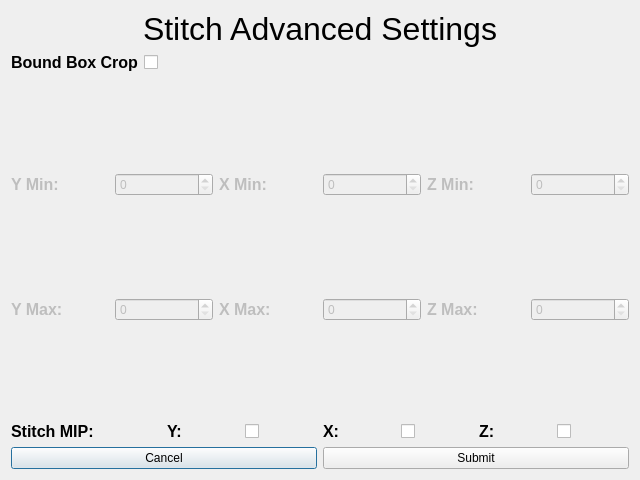
Old version of the form src/stitchadvanced.ui in the repository abcucberkeley/PetaKit5D-GUI.
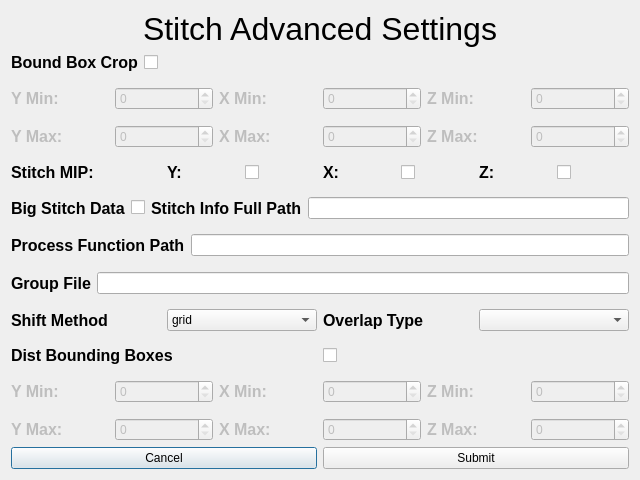
New version of the form.

Commit message: Moved some LSP Settings to Stitch Advanced Settings

Patch:
```diff
--- a/src/stitchadvanced.ui
+++ b/src/stitchadvanced.ui
@@ -39,7 +39,7 @@
     </layout>
    </item>
    <item row="1" column="0">
-    <layout class="QVBoxLayout" name="verticalLayout_2" stretch="1,1,1,1,1,1,1">
+    <layout class="QVBoxLayout" name="verticalLayout_2" stretch="1,1,1,1,1,1,1,1,1,1,1,1,1,1,1,1,1,1,1,1,1">
      <item>
       <layout class="QHBoxLayout" name="horizontalLayout_113" stretch="1">
        <item>
@@ -516,6 +516,486 @@
        </item>
       </layout>
      </item>
+     <item>
+      <spacer name="verticalSpacer">
+       <property name="orientation">
+        <enum>Qt::Vertical</enum>
+       </property>
+       <property name="sizeHint" stdset="0">
+        <size>
+         <width>20</width>
+         <height>40</height>
+        </size>
+       </property>
+      </spacer>
+     </item>
+     <item>
+      <layout class="QHBoxLayout" name="horizontalLayout_5" stretch="1,4">
+       <item>
+        <layout class="QHBoxLayout" name="horizontalLayout_6">
+         <item>
+          <widget class="QLabel" name="bigStitchDataLabel">
+           <property name="font">
+            <font>
+             <pointsize>12</pointsize>
+             <bold>true</bold>
+            </font>
+           </property>
+           <property name="text">
+            <string>Big Stitch Data</string>
+           </property>
+          </widget>
+         </item>
+         <item>
+          <widget class="QCheckBox" name="bigStitchDataCheckBox">
+           <property name="text">
+            <string/>
+           </property>
+          </widget>
+         </item>
+        </layout>
+       </item>
+       <item>
+        <layout class="QHBoxLayout" name="horizontalLayout_7">
+         <item>
+          <widget class="QLabel" name="stitchInfoFullpathLabel">
+           <property name="font">
+            <font>
+             <pointsize>12</pointsize>
+             <bold>true</bold>
+            </font>
+           </property>
+           <property name="text">
+            <string>Stitch Info Full Path</string>
+           </property>
+          </widget>
+         </item>
+         <item>
+          <widget class="QLineEdit" name="stitchInfoFullpathLineEdit"/>
+         </item>
+        </layout>
+       </item>
+      </layout>
+     </item>
+     <item>
+      <spacer name="verticalSpacer_4">
+       <property name="orientation">
+        <enum>Qt::Vertical</enum>
+       </property>
+       <property name="sizeHint" stdset="0">
+        <size>
+         <width>20</width>
+         <height>40</height>
+        </size>
+       </property>
+      </spacer>
+     </item>
+     <item>
+      <layout class="QHBoxLayout" name="horizontalLayout_8">
+       <item>
+        <layout class="QHBoxLayout" name="horizontalLayout_9">
+         <item>
+          <widget class="QLabel" name="processFunPathLabel">
+           <property name="font">
+            <font>
+             <pointsize>12</pointsize>
+             <bold>true</bold>
+            </font>
+           </property>
+           <property name="text">
+            <string>Process Function Path</string>
+           </property>
+          </widget>
+         </item>
+         <item>
+          <widget class="QLineEdit" name="processFunPathLineEdit"/>
+         </item>
+        </layout>
+       </item>
+      </layout>
+     </item>
+     <item>
+      <spacer name="verticalSpacer_5">
+       <property name="orientation">
+        <enum>Qt::Vertical</enum>
+       </property>
+       <property name="sizeHint" stdset="0">
+        <size>
+         <width>20</width>
+         <height>40</height>
+        </size>
+       </property>
+      </spacer>
+     </item>
+     <item>
+      <layout class="QHBoxLayout" name="horizontalLayout_15">
+       <item>
+        <layout class="QHBoxLayout" name="horizontalLayout_16">
+         <item>
+          <widget class="QLabel" name="groupFileLabel">
+           <property name="font">
+            <font>
+             <pointsize>12</pointsize>
+             <bold>true</bold>
+            </font>
+           </property>
+           <property name="text">
+            <string>Group File</string>
+           </property>
+          </widget>
+         </item>
+         <item>
+          <widget class="QLineEdit" name="groupFileLineEdit"/>
+         </item>
+        </layout>
+       </item>
+      </layout>
+     </item>
+     <item>
+      <spacer name="verticalSpacer_6">
+       <property name="orientation">
+        <enum>Qt::Vertical</enum>
+       </property>
+       <property name="sizeHint" stdset="0">
+        <size>
+         <width>20</width>
+         <height>40</height>
+        </size>
+       </property>
+      </spacer>
+     </item>
+     <item>
+      <layout class="QHBoxLayout" name="horizontalLayout_17">
+       <item>
+        <layout class="QHBoxLayout" name="horizontalLayout_18">
+         <item>
+          <widget class="QLabel" name="shiftMethodLabel">
+           <property name="font">
+            <font>
+             <pointsize>12</pointsize>
+             <bold>true</bold>
+            </font>
+           </property>
+           <property name="text">
+            <string>Shift Method</string>
+           </property>
+          </widget>
+         </item>
+         <item>
+          <widget class="QComboBox" name="shiftMethodComboBox">
+           <item>
+            <property name="text">
+             <string>grid</string>
+            </property>
+           </item>
+           <item>
+            <property name="text">
+             <string>local</string>
+            </property>
+           </item>
+           <item>
+            <property name="text">
+             <string>global</string>
+            </property>
+           </item>
+           <item>
+            <property name="text">
+             <string>group</string>
+            </property>
+           </item>
+           <item>
+            <property name="text">
+             <string>test</string>
+            </property>
+           </item>
+          </widget>
+         </item>
+        </layout>
+       </item>
+       <item>
+        <layout class="QHBoxLayout" name="horizontalLayout_19">
+         <item>
+          <widget class="QLabel" name="overlapTypeLabel">
+           <property name="font">
+            <font>
+             <pointsize>12</pointsize>
+             <bold>true</bold>
+            </font>
+           </property>
+           <property name="text">
+            <string>Overlap Type</string>
+           </property>
+          </widget>
+         </item>
+         <item>
+          <widget class="QComboBox" name="overlapTypeComboBox">
+           <item>
+            <property name="text">
+             <string/>
+            </property>
+           </item>
+           <item>
+            <property name="text">
+             <string>none</string>
+            </property>
+           </item>
+           <item>
+            <property name="text">
+             <string>half</string>
+            </property>
+           </item>
+           <item>
+            <property name="text">
+             <string>full</string>
+            </property>
+           </item>
+          </widget>
+         </item>
+        </layout>
+       </item>
+      </layout>
+     </item>
+     <item>
+      <spacer name="verticalSpacer_7">
+       <property name="orientation">
+        <enum>Qt::Vertical</enum>
+       </property>
+       <property name="sizeHint" stdset="0">
+        <size>
+         <width>20</width>
+         <height>40</height>
+        </size>
+       </property>
+      </spacer>
+     </item>
+     <item>
+      <layout class="QHBoxLayout" name="horizontalLayout_20">
+       <item>
+        <layout class="QHBoxLayout" name="horizontalLayout_21">
+         <item>
+          <widget class="QLabel" name="distBboxesLabel">
+           <property name="font">
+            <font>
+             <pointsize>12</pointsize>
+             <bold>true</bold>
+            </font>
+           </property>
+           <property name="text">
+            <string>Dist Bounding Boxes</string>
+           </property>
+          </widget>
+         </item>
+         <item>
+          <widget class="QCheckBox" name="distBboxesCheckBox">
+           <property name="text">
+            <string/>
+           </property>
+          </widget>
+         </item>
+        </layout>
+       </item>
+      </layout>
+     </item>
+     <item>
+      <spacer name="verticalSpacer_8">
+       <property name="orientation">
+        <enum>Qt::Vertical</enum>
+       </property>
+       <property name="sizeHint" stdset="0">
+        <size>
+         <width>20</width>
+         <height>40</height>
+        </size>
+       </property>
+      </spacer>
+     </item>
+     <item>
+      <layout class="QHBoxLayout" name="horizontalLayout_22">
+       <item>
+        <layout class="QHBoxLayout" name="horizontalLayout_28">
+         <item>
+          <widget class="QLabel" name="distBboxesYMinLabel">
+           <property name="enabled">
+            <bool>false</bool>
+           </property>
+           <property name="font">
+            <font>
+             <pointsize>12</pointsize>
+             <bold>true</bold>
+            </font>
+           </property>
+           <property name="text">
+            <string>Y Min:</string>
+           </property>
+          </widget>
+         </item>
+         <item>
+          <widget class="QSpinBox" name="distBboxesYMinSpinBox">
+           <property name="enabled">
+            <bool>false</bool>
+           </property>
+          </widget>
+         </item>
+        </layout>
+       </item>
+       <item>
+        <layout class="QHBoxLayout" name="horizontalLayout_27">
+         <item>
+          <widget class="QLabel" name="distBboxesXMinLabel">
+           <property name="enabled">
+            <bool>false</bool>
+           </property>
+           <property name="font">
+            <font>
+             <pointsize>12</pointsize>
+             <bold>true</bold>
+            </font>
+           </property>
+           <property name="text">
+            <string>X Min:</string>
+           </property>
+          </widget>
+         </item>
+         <item>
+          <widget class="QSpinBox" name="distBboxesXMinSpinBox">
+           <property name="enabled">
+            <bool>false</bool>
+           </property>
+          </widget>
+         </item>
+        </layout>
+       </item>
+       <item>
+        <layout class="QHBoxLayout" name="horizontalLayout_26">
+         <item>
+          <widget class="QLabel" name="distBboxesZMinLabel">
+           <property name="enabled">
+            <bool>false</bool>
+           </property>
+           <property name="font">
+            <font>
+             <pointsize>12</pointsize>
+             <bold>true</bold>
+            </font>
+           </property>
+           <property name="text">
+            <string>Z Min:</string>
+           </property>
+          </widget>
+         </item>
+         <item>
+          <widget class="QSpinBox" name="distBboxesZMinSpinBox">
+           <property name="enabled">
+            <bool>false</bool>
+           </property>
+          </widget>
+         </item>
+        </layout>
+       </item>
+      </layout>
+     </item>
+     <item>
+      <spacer name="verticalSpacer_9">
+       <property name="orientation">
+        <enum>Qt::Vertical</enum>
+       </property>
+       <property name="sizeHint" stdset="0">
+        <size>
+         <width>20</width>
+         <height>40</height>
+        </size>
+       </property>
+      </spacer>
+     </item>
+     <item>
+      <layout class="QHBoxLayout" name="horizontalLayout_33">
+       <item>
+        <layout class="QHBoxLayout" name="horizontalLayout_34">
+         <item>
+          <layout class="QHBoxLayout" name="horizontalLayout_25">
+           <item>
+            <widget class="QLabel" name="distBboxesYMaxLabel">
+             <property name="enabled">
+              <bool>false</bool>
+             </property>
+             <property name="font">
+              <font>
+               <pointsize>12</pointsize>
+               <bold>true</bold>
+              </font>
+             </property>
+             <property name="text">
+              <string>Y Max:</string>
+             </property>
+            </widget>
+           </item>
+           <item>
+            <widget class="QSpinBox" name="distBboxesYMaxSpinBox">
+             <property name="enabled">
+              <bool>false</bool>
+             </property>
+            </widget>
+           </item>
+          </layout>
+         </item>
+         <item>
+          <layout class="QHBoxLayout" name="horizontalLayout_24">
+           <item>
+            <widget class="QLabel" name="distBboxesXMaxLabel">
+             <property name="enabled">
+              <bool>false</bool>
+             </property>
+             <property name="font">
+              <font>
+               <pointsize>12</pointsize>
+               <bold>true</bold>
+              </font>
+             </property>
+             <property name="text">
+              <string>X Max:</string>
+             </property>
+            </widget>
+           </item>
+           <item>
+            <widget class="QSpinBox" name="distBboxesXMaxSpinBox">
+             <property name="enabled">
+              <bool>false</bool>
+             </property>
+            </widget>
+           </item>
+          </layout>
+         </item>
+         <item>
+          <layout class="QHBoxLayout" name="horizontalLayout_23">
+           <item>
+            <widget class="QLabel" name="distBboxesZMaxLabel">
+             <property name="enabled">
+              <bool>false</bool>
+             </property>
+             <property name="font">
+              <font>
+               <pointsize>12</pointsize>
+               <bold>true</bold>
+              </font>
+             </property>
+             <property name="text">
+              <string>Z Max:</string>
+             </property>
+            </widget>
+           </item>
+           <item>
+            <widget class="QSpinBox" name="distBboxesZMaxSpinBox">
+             <property name="enabled">
+              <bool>false</bool>
+             </property>
+            </widget>
+           </item>
+          </layout>
+         </item>
+        </layout>
+       </item>
+      </layout>
+     </item>
     </layout>
    </item>
    <item row="2" column="0">
```
The commit also changes 5 other files.
